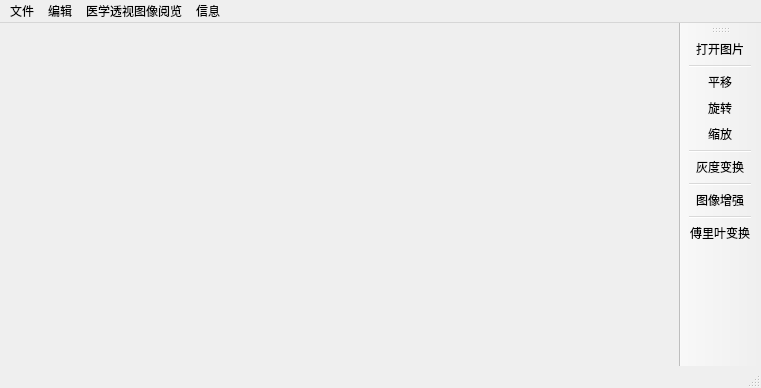
YanLin02/DigitalImageProcessing, file DigitallmageProcessing/DigitallmageProcessing.ui: the form before one commit.
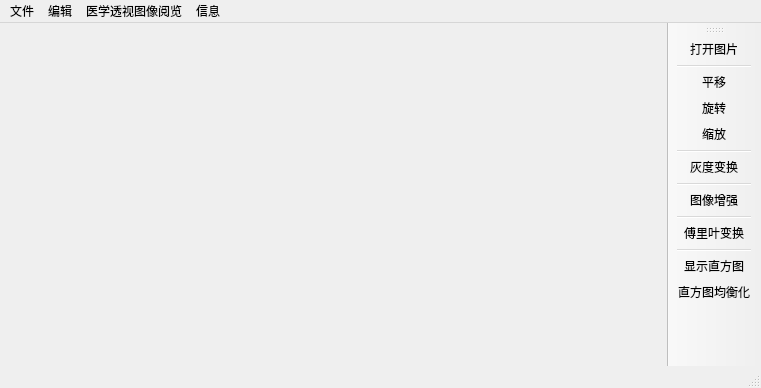
The form after the commit.

Commit message: 直方图以及直方图均衡化

```diff
--- a/DigitallmageProcessing/DigitallmageProcessing.ui
+++ b/DigitallmageProcessing/DigitallmageProcessing.ui
@@ -82,6 +82,9 @@
    <addaction name="actionEnh"/>
    <addaction name="separator"/>
    <addaction name="actionFourier"/>
+   <addaction name="separator"/>
+   <addaction name="actionShowHistogram"/>
+   <addaction name="actionEqualization"/>
   </widget>
   <widget class="QStatusBar" name="statusBar"/>
   <action name="actionOpenFile">
@@ -129,6 +132,16 @@
     <string>孙彦林</string>
    </property>
   </action>
+  <action name="actionShowHistogram">
+   <property name="text">
+    <string>显示直方图</string>
+   </property>
+  </action>
+  <action name="actionEqualization">
+   <property name="text">
+    <string>直方图均衡化</string>
+   </property>
+  </action>
  </widget>
  <layoutdefault spacing="6" margin="11"/>
  <resources/>
```
Left out of the diff: 10 changed lines with no effect on the pictures. The commit also changes 4 other files.
